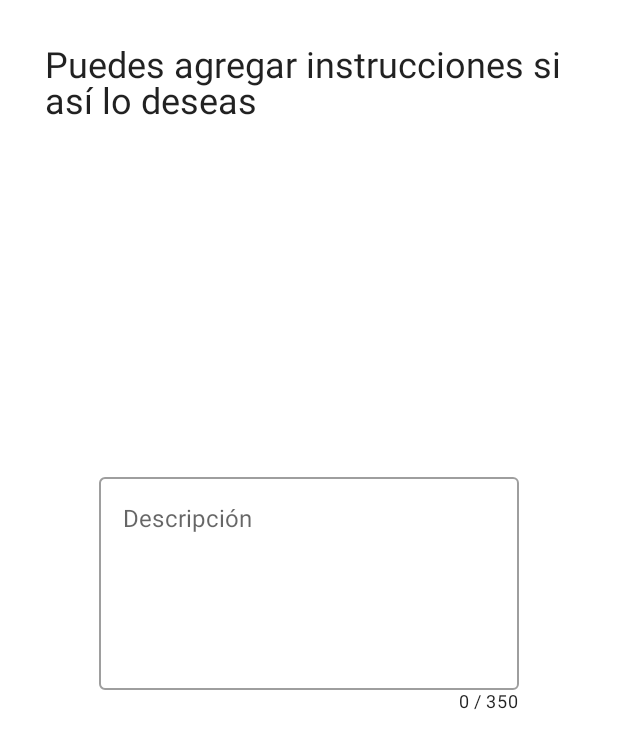
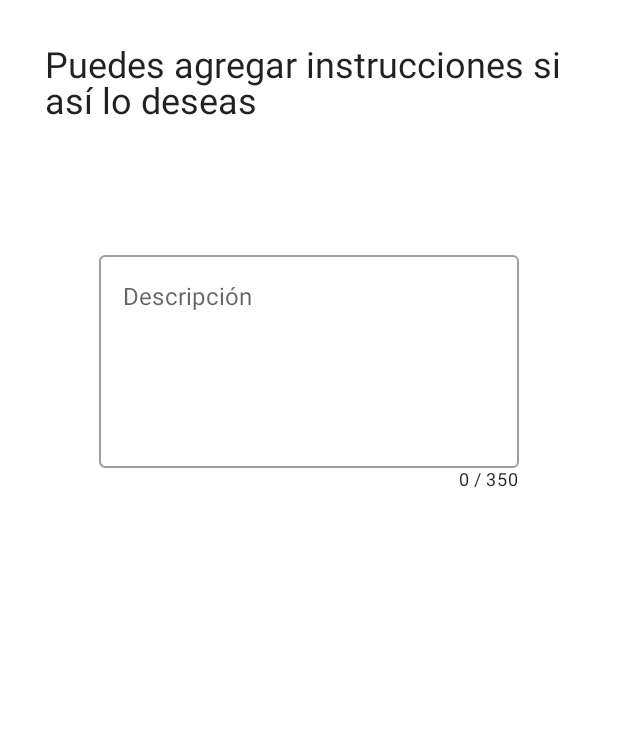
Before and after one commit to Hcnc100/NourseCompose, an Android app built with Jetpack Compose: the composable DescriptionScreen shown on its own in the app's theme, on a phone screen of 412 x 824 dp. Shown: the top 749 px of the screen. Run offline under Robolectric (Android 15) with nearby library versions, the phone set to English and light mode, and no system bars; our stand-ins replace Dagger/Hilt's generated code, accompanist; libraries missing offline, so code that uses them is left out: com.ramcosta.composedestinations; 1 statement that could not run was skipped.

Commit message:
Organized the viewpager component

```diff
--- a/app/src/main/java/com/nullpointer/noursecompose/ui/screen/addAlarm/AddAlarmScreen.kt
+++ b/app/src/main/java/com/nullpointer/noursecompose/ui/screen/addAlarm/AddAlarmScreen.kt
@@ -1,7 +1,10 @@
 package com.nullpointer.noursecompose.ui.screen.addAlarm
 
+import android.content.res.Configuration
 import androidx.compose.animation.*
+import androidx.compose.foundation.background
 import androidx.compose.foundation.layout.*
+import androidx.compose.foundation.lazy.LazyColumn
 import androidx.compose.foundation.rememberScrollState
 import androidx.compose.foundation.verticalScroll
 import androidx.compose.material.*
@@ -10,6 +13,8 @@ import androidx.compose.runtime.rememberCoroutineScope
 import androidx.compose.ui.Alignment
 import androidx.compose.ui.ExperimentalComposeUiApi
 import androidx.compose.ui.Modifier
+import androidx.compose.ui.graphics.Color
+import androidx.compose.ui.platform.LocalConfiguration
 import androidx.compose.ui.platform.LocalContext
 import androidx.compose.ui.platform.LocalFocusManager
 import androidx.compose.ui.res.stringResource
@@ -130,30 +135,24 @@ fun ContentPage(
     title: String,
     content: @Composable () -> Unit,
 ) {
-    Column(
-        modifier = Modifier
-            .fillMaxSize()
-            .verticalScroll(rememberScrollState())
-            .imePadding(),
-        verticalArrangement = Arrangement.SpaceBetween
+
+    LazyColumn(
+        modifier = Modifier.fillMaxSize(),
     ) {
 
-
+        item {
             Text(text = title,
                 style = MaterialTheme.typography.h5,
                 modifier = Modifier.padding(30.dp))
-
+        }
+        item {
             Box(modifier = Modifier
-            .fillMaxSize()
-            ,
+                .fillMaxSize(),
                 contentAlignment = Alignment.Center
             ) {
                 content()
             }
-
-        Box(modifier = Modifier
-            .height(150.dp)
-            .fillMaxWidth())
+        }
 
     }
 
--- a/app/src/main/java/com/nullpointer/noursecompose/ui/screen/addAlarm/descriptionScreen/DescriptionScreen.kt
+++ b/app/src/main/java/com/nullpointer/noursecompose/ui/screen/addAlarm/descriptionScreen/DescriptionScreen.kt
@@ -1,16 +1,19 @@
 package com.nullpointer.noursecompose.ui.screen.addAlarm.descriptionScreen
 
-import androidx.compose.foundation.layout.Box
-import androidx.compose.foundation.layout.Column
-import androidx.compose.foundation.layout.fillMaxSize
-import androidx.compose.foundation.layout.height
+import androidx.compose.foundation.ExperimentalFoundationApi
+import androidx.compose.foundation.layout.*
+import androidx.compose.foundation.relocation.BringIntoViewRequester
+import androidx.compose.foundation.relocation.bringIntoViewRequester
 import androidx.compose.material.MaterialTheme
 import androidx.compose.material.OutlinedTextField
 import androidx.compose.material.Text
 import androidx.compose.runtime.Composable
+import androidx.compose.runtime.remember
+import androidx.compose.runtime.rememberCoroutineScope
 import androidx.compose.ui.Alignment
 import androidx.compose.ui.Modifier
 import androidx.compose.ui.focus.FocusManager
+import androidx.compose.ui.focus.onFocusEvent
 import androidx.compose.ui.graphics.Color
 import androidx.compose.ui.res.stringResource
 import androidx.compose.ui.unit.dp
@@ -19,14 +22,19 @@ import com.google.accompanist.pager.PagerState
 import com.nullpointer.noursecompose.R
 import com.nullpointer.noursecompose.ui.screen.addAlarm.ContentPage
 import com.nullpointer.noursecompose.ui.screen.addAlarm.descriptionScreen.viewModel.DescriptionViewModel
+import kotlinx.coroutines.delay
+import kotlinx.coroutines.launch
 
-@OptIn(ExperimentalPagerApi::class)
+@OptIn(ExperimentalPagerApi::class, ExperimentalFoundationApi::class)
 @Composable
 fun DescriptionScreen(
     descriptionViewModel: DescriptionViewModel,
 ) {
+    val scope= rememberCoroutineScope()
+    val bringName = remember { BringIntoViewRequester() }
     ContentPage(title = stringResource(id = R.string.title_description_alarm)) {
-        Box(modifier = Modifier.fillMaxSize(), contentAlignment = Alignment.Center) {
+
+        Box(modifier = Modifier.fillMaxSize().bringIntoViewRequester(bringName).padding(vertical = 50.dp), contentAlignment = Alignment.Center) {
             Column {
                 OutlinedTextField(value = descriptionViewModel.description,
                     isError = descriptionViewModel.hasErrorDescription,
@@ -34,7 +42,16 @@ fun DescriptionScreen(
                     label = { Text(text = stringResource(R.string.hint_description_alarm)) },
                     placeholder = { Text(text = stringResource(R.string.label_description_alarm)) },
                     modifier = Modifier
-                        .height(150.dp))
+                        .height(150.dp)
+                        .width(280.dp)
+                        .onFocusEvent {
+                            if (it.isFocused) {
+                                scope.launch {
+                                    delay(500)
+                                    bringName.bringIntoView()
+                                }
+                            }
+                        })
                 Text(style = MaterialTheme.typography.caption,
                     modifier = Modifier.align(Alignment.End),
                     color = if (descriptionViewModel.hasErrorDescription) MaterialTheme.colors.error else Color.Unspecified,
--- a/app/src/main/java/com/nullpointer/noursecompose/ui/screen/addAlarm/repeatScreen/RepeatAlarmScreen.kt
+++ b/app/src/main/java/com/nullpointer/noursecompose/ui/screen/addAlarm/repeatScreen/RepeatAlarmScreen.kt
@@ -44,6 +44,7 @@ fun RepeatAlarmScreen(
                     }
                 }
             }
+            Spacer(modifier = Modifier.height(50.dp))
         }
     }
 }
```
Also changed, not shown: app/src/main/java/com/nullpointer/noursecompose/ui/screen/addAlarm/nameScreen/NameAndImgScreen.kt (+86 -58 lines), app/src/main/java/com/nullpointer/noursecompose/ui/screen/addAlarm/timeScreen/TimeScreen.kt (+8 -1 lines). Lines whose indentation alone changed are shown as unchanged.
